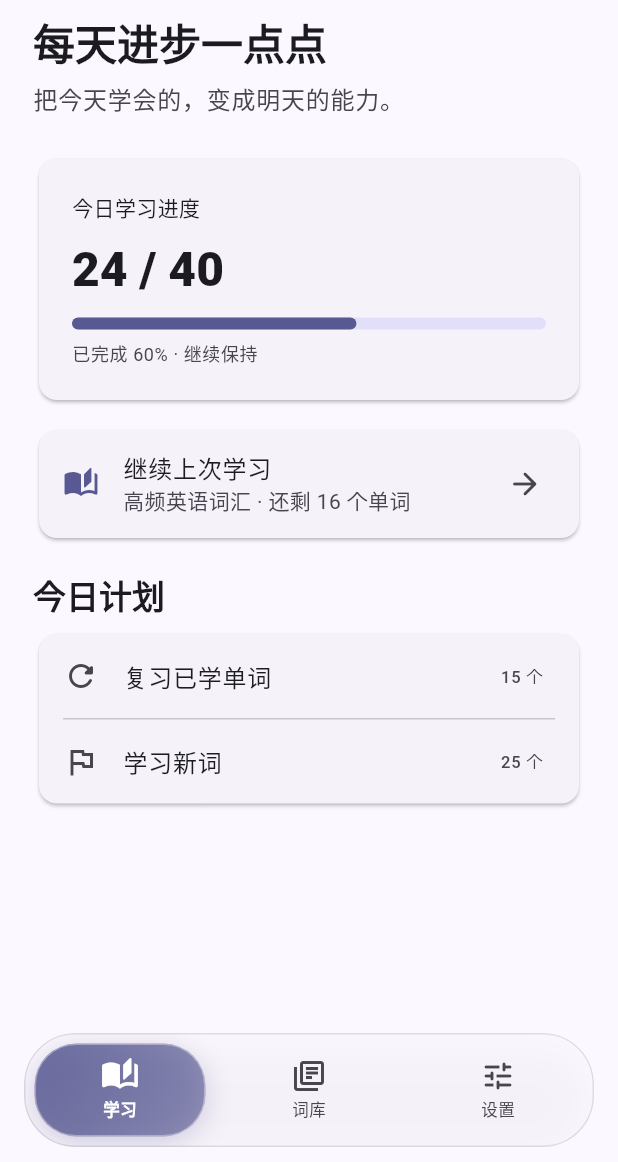
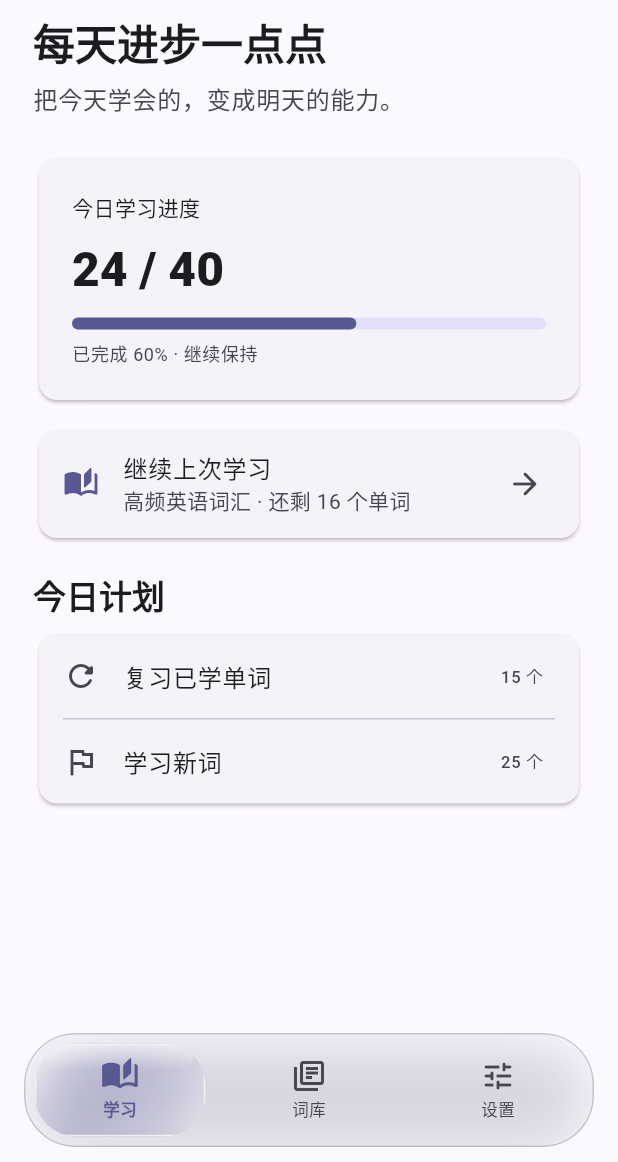
Before and after one commit to shuichuiiii/study-glass-app, a Flutter app: the screen it shows after launch, on a phone screen of 412 x 824 dp, the part 74-1236 px from its top. Run offline on Flutter 3.47's test engine with Material 3 defaults, Android fonts, the phone set to English and light mode, and no system bars; drawn by our look-alikes of dynamic_color; our stand-ins replace shared_preferences.

Commit message:
Improve floating liquid glass dock inspired by FlClash theme settings

```diff
--- a/lib/main.dart
+++ b/lib/main.dart
@@ -15,7 +15,8 @@ class _StudyGlassAppState extends State<StudyGlassApp> {
   ThemeMode mode = ThemeMode.system;
   bool dynamicColor = true;
   bool motion = true;
-  String glass = 'standard';
+  bool floatingBar = true;
+  String glass = 'ultra';
 
   @override
   void initState() {
@@ -30,7 +31,8 @@ class _StudyGlassAppState extends State<StudyGlassApp> {
       mode = ThemeMode.values[p.getInt('themeMode') ?? 0];
       dynamicColor = p.getBool('dynamicColor') ?? true;
       motion = p.getBool('motion') ?? true;
-      glass = p.getString('glassMode') ?? 'standard';
+      floatingBar = p.getBool('floatingBar') ?? true;
+      glass = p.getString('glassMode') ?? 'ultra';
     });
   }
 
@@ -61,11 +63,13 @@ class _StudyGlassAppState extends State<StudyGlassApp> {
               mode: mode,
               dynamicColor: dynamicColor,
               motion: motion,
+              floatingBar: floatingBar,
               glass: glass,
               onMode: (v) { setState(() => mode = v); _save('themeMode', v.index); },
               onDynamicColor: (v) { setState(() => dynamicColor = v); _save('dynamicColor', v); },
               onMotion: (v) { setState(() => motion = v); _save('motion', v); },
-              onGlass: (v) { setState(() => glass = v); _save('glassMode', v); },
+              onFloatingBar: (v) { setState(() => floatingBar = v); _save('floatingBar', v); },
+              onGlass: (v) { setState(() => glass = v); _save('glassMode', v); }
             ),
           );
         },
@@ -73,14 +77,16 @@ class _StudyGlassAppState extends State<StudyGlassApp> {
 }
 
 class StudyHome extends StatefulWidget {
-  const StudyHome({super.key, required this.mode, required this.dynamicColor, required this.motion, required this.glass, required this.onMode, required this.onDynamicColor, required this.onMotion, required this.onGlass});
+  const StudyHome({super.key, required this.mode, required this.dynamicColor, required this.motion, required this.floatingBar, required this.glass, required this.onMode, required this.onDynamicColor, required this.onMotion, required this.onFloatingBar, required this.onGlass});
   final ThemeMode mode;
   final bool dynamicColor;
   final bool motion;
+  final bool floatingBar;
   final String glass;
   final ValueChanged<ThemeMode> onMode;
   final ValueChanged<bool> onDynamicColor;
   final ValueChanged<bool> onMotion;
+  final ValueChanged<bool> onFloatingBar;
   final ValueChanged<String> onGlass;
 
   @override
@@ -99,10 +105,12 @@ class _StudyHomeState extends State<StudyHome> {
         mode: widget.mode,
         dynamicColor: widget.dynamicColor,
         motion: widget.motion,
+        floatingBar: widget.floatingBar,
         glass: widget.glass,
         onMode: widget.onMode,
         onDynamicColor: widget.onDynamicColor,
         onMotion: widget.onMotion,
+        onFloatingBar: widget.onFloatingBar,
         onGlass: widget.onGlass,
       ),
     ];
@@ -123,15 +131,15 @@ class _StudyHomeState extends State<StudyHome> {
             ),
           ),
           Positioned(
-            left: 16, right: 16, bottom: 10,
-            child: SafeArea(
-              top: false,
+            left: widget.floatingBar ? 16 : 0,
+            right: widget.floatingBar ? 16 : 0,
+            bottom: widget.floatingBar ? MediaQuery.paddingOf(context).bottom + 10 : 0,
             child: LiquidDock(
               index: tab,
               glass: widget.glass,
+              floatingBar: widget.floatingBar,
               animate: widget.motion,
               onSelect: (i) => setState(() => tab = i),
-              ),
             ),
           ),
         ],
@@ -291,14 +299,16 @@ class _VocabularyPageState extends State<VocabularyPage> {
 }
 
 class SettingsPage extends StatelessWidget {
-  const SettingsPage({super.key, required this.mode, required this.dynamicColor, required this.motion, required this.glass, required this.onMode, required this.onDynamicColor, required this.onMotion, required this.onGlass});
+  const SettingsPage({super.key, required this.mode, required this.dynamicColor, required this.motion, required this.floatingBar, required this.glass, required this.onMode, required this.onDynamicColor, required this.onMotion, required this.onFloatingBar, required this.onGlass});
   final ThemeMode mode;
   final bool dynamicColor;
   final bool motion;
+  final bool floatingBar;
   final String glass;
   final ValueChanged<ThemeMode> onMode;
   final ValueChanged<bool> onDynamicColor;
   final ValueChanged<bool> onMotion;
+  final ValueChanged<bool> onFloatingBar;
   final ValueChanged<String> onGlass;
 
   @override
@@ -325,14 +335,25 @@ class SettingsPage extends StatelessWidget {
           ),
           Card(child: SwitchListTile(value: dynamicColor, onChanged: onDynamicColor, title: const Text('动态主题色'), subtitle: const Text('支持的 Android 设备可使用系统配色'), secondary: const Icon(Icons.color_lens_outlined))),
           const SizedBox(height: 20),
-          Text('导航与动效', style: theme.textTheme.titleLarge),
+          Text('导航栏样式', style: theme.textTheme.titleLarge),
           const SizedBox(height: 8),
           Card(
             child: Column(
               children: [
-                RadioListTile<String>(value: 'off', groupValue: glass, onChanged: (v) { if (v != null) onGlass(v); }, title: const Text('关闭玻璃效果')),
-                RadioListTile<String>(value: 'standard', groupValue: glass, onChanged: (v) { if (v != null) onGlass(v); }, title: const Text('标准液态玻璃'), subtitle: const Text('背景模糊、半透明底座和滑动镜片')),
-                RadioListTile<String>(value: 'ultra', groupValue: glass, onChanged: (v) { if (v != null) onGlass(v); }, title: const Text('增强玻璃效果')),
+                RadioListTile<bool>(value: true, groupValue: floatingBar, onChanged: (v) { if (v != null) onFloatingBar(v); }, title: const Text('悬浮'), subtitle: const Text('圆角底栏与页面保持间距')),
+                RadioListTile<bool>(value: false, groupValue: floatingBar, onChanged: (v) { if (v != null) onFloatingBar(v); }, title: const Text('贴底'), subtitle: const Text('底栏贴合屏幕底部')),
+              ],
+            ),
+          ),
+          const SizedBox(height: 20),
+          Text('液态玻璃', style: theme.textTheme.titleLarge),
+          const SizedBox(height: 8),
+          Card(
+            child: Column(
+              children: [
+                RadioListTile<String>(value: 'off', groupValue: glass, onChanged: (v) { if (v != null) onGlass(v); }, title: const Text('关闭')),
+                RadioListTile<String>(value: 'standard', groupValue: glass, onChanged: (v) { if (v != null) onGlass(v); }, title: const Text('标准')),
+                RadioListTile<String>(value: 'ultra', groupValue: glass, onChanged: (v) { if (v != null) onGlass(v); }, title: const Text('极致'), subtitle: const Text('加强背景透射、镜面高光、边缘反光与液态切换')),
                 SwitchListTile(value: motion, onChanged: onMotion, title: const Text('页面过渡动画')),
               ],
             ),
@@ -346,9 +367,10 @@ class SettingsPage extends StatelessWidget {
 }
 
 class LiquidDock extends StatelessWidget {
-  const LiquidDock({super.key, required this.index, required this.glass, required this.animate, required this.onSelect});
+  const LiquidDock({super.key, required this.index, required this.glass, required this.floatingBar, required this.animate, required this.onSelect});
   final int index;
   final String glass;
+  final bool floatingBar;
   final bool animate;
   final ValueChanged<int> onSelect;
   static const items = <({IconData icon, IconData selected, String label})>[
@@ -362,18 +384,23 @@ class LiquidDock extends StatelessWidget {
     final cs = Theme.of(context).colorScheme;
     final dark = Theme.of(context).brightness == Brightness.dark;
     final disabled = glass == 'off';
-    final blur = glass == 'ultra' ? 28.0 : 18.0;
+    final ultra = glass == 'ultra';
+    final blur = ultra ? 36.0 : 18.0;
+    final radius = floatingBar ? 34.0 : 0.0;
     return ClipRRect(
-      borderRadius: BorderRadius.circular(34),
+      borderRadius: BorderRadius.vertical(top: Radius.circular(radius), bottom: Radius.circular(radius)),
       child: BackdropFilter(
         filter: ImageFilter.blur(sigmaX: disabled ? 0 : blur, sigmaY: disabled ? 0 : blur),
         child: Container(
           height: 76,
           decoration: BoxDecoration(
-            color: disabled ? cs.surfaceContainerHigh : cs.surface.withValues(alpha: dark ? .66 : .72),
-            borderRadius: BorderRadius.circular(34),
-            border: Border.all(color: cs.onSurface.withValues(alpha: .12)),
-            boxShadow: [BoxShadow(color: Colors.black.withValues(alpha: .10), blurRadius: 26, offset: const Offset(0, 9))],
+            color: disabled ? cs.surfaceContainerHigh : cs.surface.withValues(alpha: ultra ? (dark ? .30 : .22) : (dark ? .66 : .72)),
+            borderRadius: BorderRadius.vertical(top: Radius.circular(radius), bottom: Radius.circular(radius)),
+            border: Border.all(color: cs.onSurface.withValues(alpha: ultra ? .20 : .12)),
+            boxShadow: floatingBar ? [
+              BoxShadow(color: Colors.black.withValues(alpha: dark ? .24 : .12), blurRadius: ultra ? 34 : 26, offset: const Offset(0, 10)),
+              if (ultra) BoxShadow(color: cs.primary.withValues(alpha: .12), blurRadius: 28, spreadRadius: -8),
+            ] : const [],
           ),
           child: LayoutBuilder(
             builder: (context, constraints) {
@@ -388,16 +415,43 @@ class LiquidDock extends StatelessWidget {
                     top: 6,
                     bottom: 6,
                     width: width - 12,
+                    child: ClipRRect(
+                      borderRadius: BorderRadius.circular(28),
+                      child: Stack(
+                        fit: StackFit.expand,
+                        children: [
+                          if (!disabled) BackdropFilter(
+                            filter: ImageFilter.blur(sigmaX: ultra ? 22 : 10, sigmaY: ultra ? 22 : 10),
+                            child: const SizedBox.expand(),
+                          ),
+                          DecoratedBox(
+                            decoration: BoxDecoration(
+                              gradient: disabled
+                                  ? LinearGradient(colors: [cs.primary, cs.primary.withValues(alpha: .82)])
+                                  : LinearGradient(
+                                      begin: Alignment.topLeft,
+                                      end: Alignment.bottomRight,
+                                      colors: ultra
+                                          ? [Colors.white.withValues(alpha: dark ? .24 : .62), cs.primary.withValues(alpha: dark ? .26 : .20), Colors.white.withValues(alpha: dark ? .08 : .30)]
+                                          : [Colors.white.withValues(alpha: .30), cs.primary.withValues(alpha: .20)],
+                                    ),
+                              border: Border.all(color: Colors.white.withValues(alpha: ultra ? .72 : .40), width: ultra ? 1.2 : 1),
+                              boxShadow: [
+                                BoxShadow(color: cs.primary.withValues(alpha: ultra ? .22 : .12), blurRadius: ultra ? 24 : 15, offset: const Offset(0, 4)),
+                                if (ultra) BoxShadow(color: Colors.white.withValues(alpha: dark ? .08 : .25), blurRadius: 5, offset: const Offset(0, -2)),
+                              ],
+                            ),
+                          ),
+                          if (ultra && !disabled) Positioned(
+                            left: 8, right: 8, top: 1, height: 16,
                             child: DecoratedBox(
                               decoration: BoxDecoration(
-                        borderRadius: BorderRadius.circular(28),
-                        gradient: LinearGradient(
-                          begin: Alignment.topLeft,
-                          end: Alignment.bottomRight,
-                          colors: [cs.primary.withValues(alpha: .88), cs.primary.withValues(alpha: .62)],
+                                borderRadius: BorderRadius.circular(24),
+                                gradient: LinearGradient(begin: Alignment.topCenter, end: Alignment.bottomCenter, colors: [Colors.white.withValues(alpha: dark ? .28 : .62), Colors.white.withValues(alpha: 0)]),
                               ),
-                        border: Border.all(color: Colors.white.withValues(alpha: .35)),
-                        boxShadow: [BoxShadow(color: cs.primary.withValues(alpha: .25), blurRadius: 15, offset: const Offset(0, 4))],
+                            ),
+                          ),
+                        ],
                       ),
                     ),
                   ),
@@ -417,10 +471,10 @@ class LiquidDock extends StatelessWidget {
                                 AnimatedScale(
                                   scale: index == i ? 1.08 : 1,
                                   duration: Duration(milliseconds: animate ? 220 : 0),
-                                  child: Icon(index == i ? items[i].selected : items[i].icon, color: index == i ? cs.onPrimary : cs.onSurfaceVariant),
+                                  child: Icon(index == i ? items[i].selected : items[i].icon, color: index == i ? (disabled ? cs.onPrimary : (dark ? Colors.white : cs.primary)) : cs.onSurfaceVariant),
                                 ),
                                 const SizedBox(height: 3),
-                                Text(items[i].label, style: TextStyle(fontSize: 11, fontWeight: index == i ? FontWeight.w700 : FontWeight.w500, color: index == i ? cs.onPrimary : cs.onSurfaceVariant)),
+                                Text(items[i].label, style: TextStyle(fontSize: 11, fontWeight: index == i ? FontWeight.w700 : FontWeight.w500, color: index == i ? (disabled ? cs.onPrimary : (dark ? Colors.white : cs.primary)) : cs.onSurfaceVariant)),
                               ],
                             ),
                           ),
```
Lines whose indentation alone changed are shown as unchanged.
